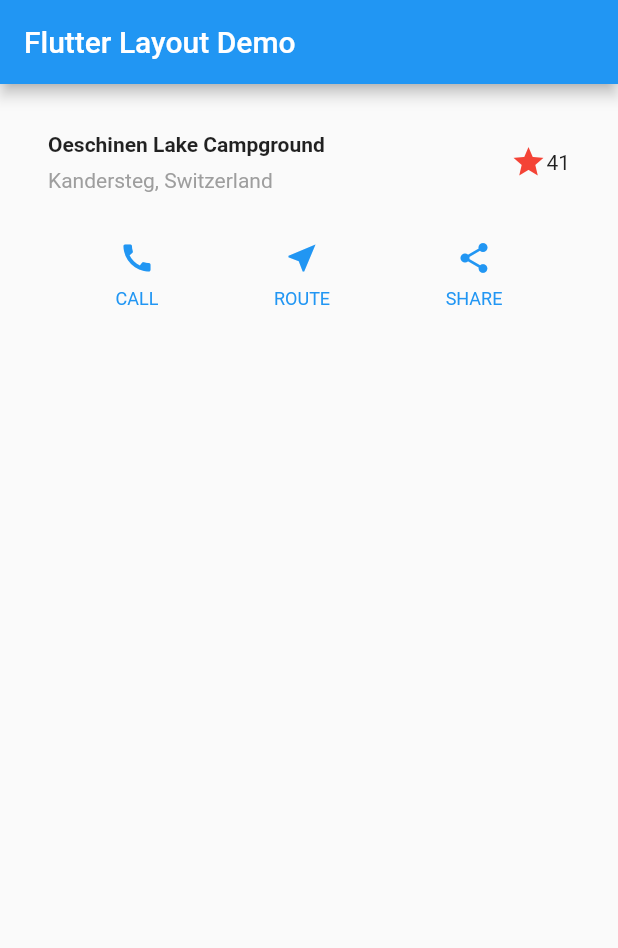
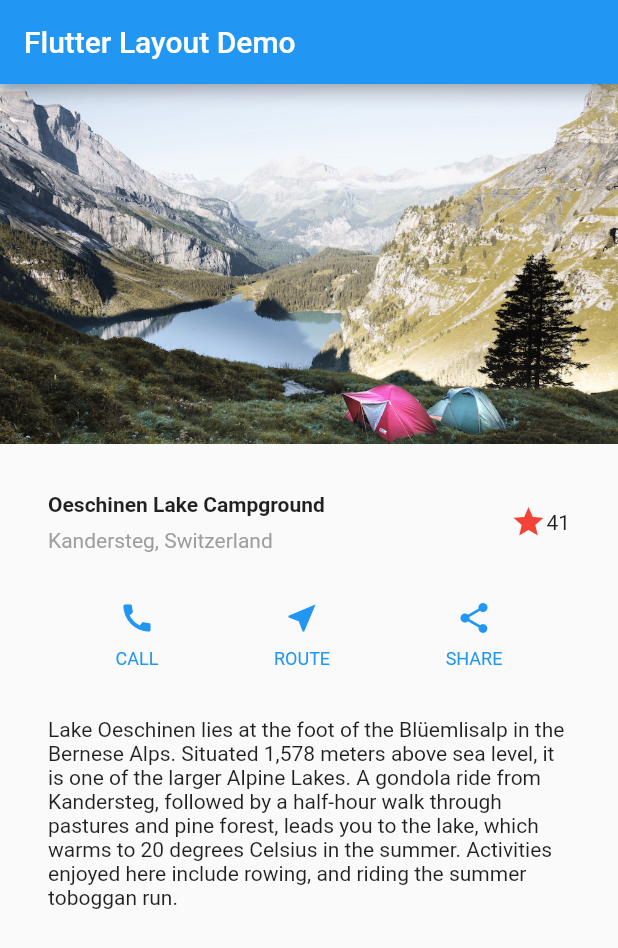
Before and after one commit to AwwDit/flutter-layouts, a Flutter app: the screen it shows after launch, on a phone screen of 412 x 824 dp. Shown: the top 948 px of the screen. Run offline on Flutter 3.47's test engine with Material 2 defaults, Android fonts, the phone set to English and light mode, and no system bars.

Commit message:
Added text and image section. Moved to ListView

```diff
--- a/flutter_layouts/lib/main.dart
+++ b/flutter_layouts/lib/main.dart
@@ -58,14 +58,34 @@ class FlutterLayouts extends StatelessWidget {
         ],
       ),
     );
+
+    Widget textSection = Container(
+      padding: const EdgeInsets.all(32),
+      child: Text(
+        'Lake Oeschinen lies at the foot of the Blüemlisalp in the Bernese '
+        'Alps. Situated 1,578 meters above sea level, it is one of the '
+        'larger Alpine Lakes. A gondola ride from Kandersteg, followed by a '
+        'half-hour walk through pastures and pine forest, leads you to the '
+        'lake, which warms to 20 degrees Celsius in the summer. Activities '
+        'enjoyed here include rowing, and riding the summer toboggan run.',
+        softWrap: true,
+      ),
+    );
+
     return MaterialApp(
       title: 'Flutter Layout Demo',
       home: Scaffold(
         appBar: AppBar(
           title: Text('Flutter Layout Demo'),
         ),
-        body: Column(
-          children: [titleSection, buttonSection],
+        body: ListView(
+          children: [
+            Image.asset('images/lake.jpg',
+                width: 600, height: 240, fit: BoxFit.cover),
+            titleSection,
+            buttonSection,
+            textSection
+          ],
         ),
       ),
     );
--- a/flutter_layouts/pubspec.yaml
+++ b/flutter_layouts/pubspec.yaml
@@ -48,7 +48,8 @@ flutter:
   # assets:
   #   - images/a_dot_burr.jpeg
   #   - images/a_dot_ham.jpeg
-
+  assets:
+    - images/lake.jpg
   # An image asset can refer to one or more resolution-specific "variants", see
   # https://flutter.dev/assets-and-images/#resolution-aware.
 
```
Also changed, not shown: flutter_layouts/images/lake.jpg (added).
